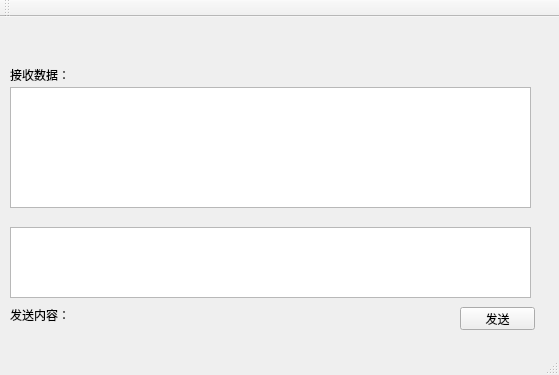
YuQiao0303/yqQQclient, file mainwindow.ui: the form before one commit.
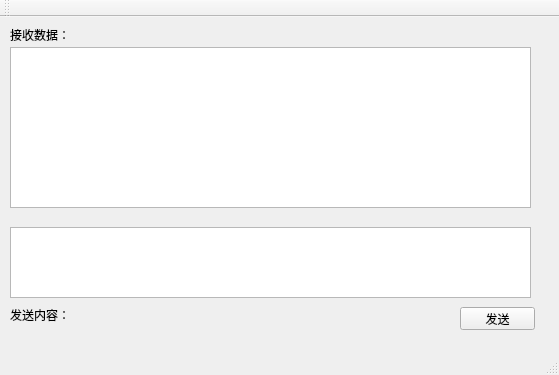
The form after the commit.

Commit message: basic function finished

```diff
--- a/mainwindow.ui
+++ b/mainwindow.ui
@@ -31,7 +31,7 @@
     <property name="geometry">
      <rect>
       <x>10</x>
-      <y>50</y>
+      <y>10</y>
       <width>61</width>
       <height>16</height>
      </rect>
@@ -54,9 +54,9 @@
     <property name="geometry">
      <rect>
       <x>10</x>
-      <y>70</y>
+      <y>30</y>
       <width>521</width>
-      <height>121</height>
+      <height>161</height>
      </rect>
     </property>
     <property name="readOnly">
```
The commit also changes 2 other files.
